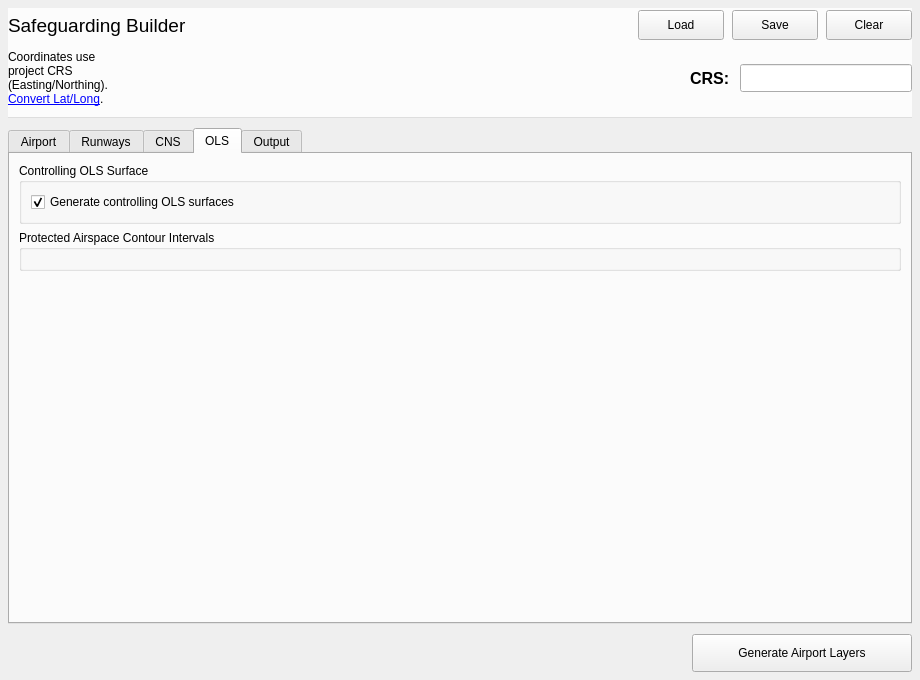
Old version of the form safeguarding_builder_dialog_base.ui in the repository camtodd1/prj-lucid.
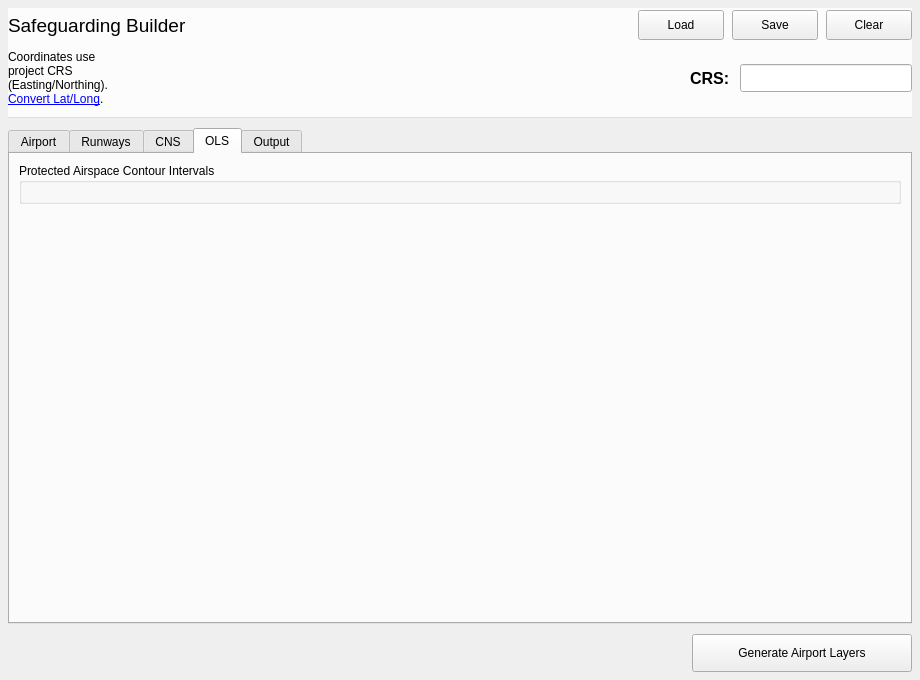
New version of the form. The open tabs and pages were chosen to show the change. Custom widgets are drawn as their Qt base class.

Commit message: Remove controlling OLS toggle and rename modernised Annex 14 ruleset

Patch:
```diff
--- a/safeguarding_builder_dialog_base.ui
+++ b/safeguarding_builder_dialog_base.ui
@@ -634,25 +634,6 @@
        <property name="alignment">
         <set>Qt::AlignTop</set>
        </property>
-       <item>
-        <widget class="QGroupBox" name="groupBox_controllingOls">
-         <property name="title">
-          <string>Controlling OLS Surface</string>
-         </property>
-         <layout class="QVBoxLayout" name="verticalLayout_controllingOls">
-          <item>
-           <widget class="QCheckBox" name="checkBox_generateControllingOls">
-            <property name="text">
-             <string>Generate controlling OLS surfaces</string>
-            </property>
-            <property name="checked">
-             <bool>true</bool>
-            </property>
-           </widget>
-          </item>
-         </layout>
-        </widget>
-       </item>
        <item>
         <widget class="QGroupBox" name="groupBox_contourIntervals">
          <property name="title">
```
The commit also changes 14 other files.
